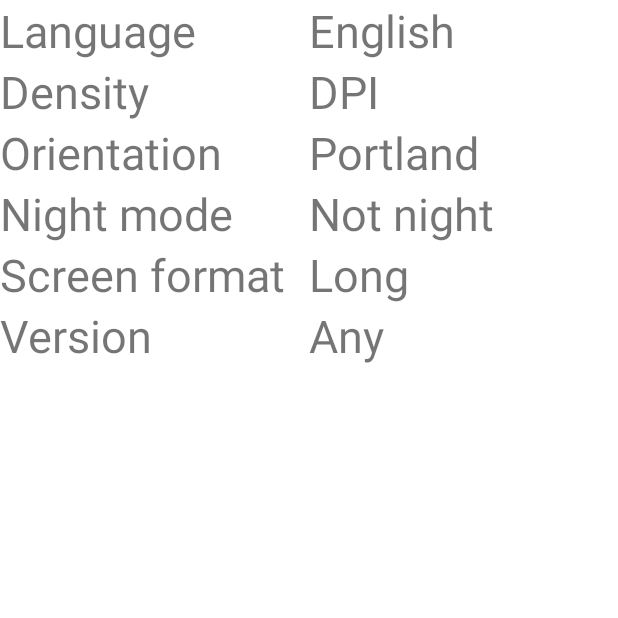
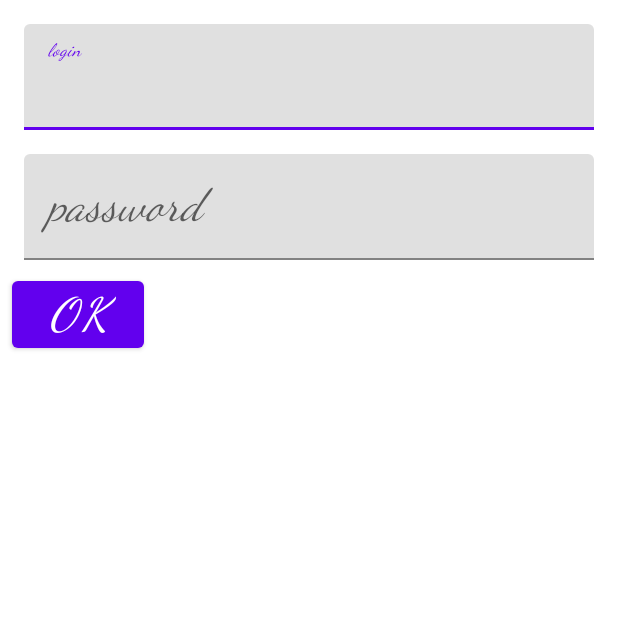
Before and after one commit to shumvlesu/MyFirsApp, an Android app: the screen it shows after launch (Lesson4MainActivity before the commit, Lesson4MainActivity2 after it), on a phone screen of 412 x 824 dp, the top half of it. Run offline under Robolectric (Android 15) with nearby library versions, the phone set to English and light mode, and no system bars.

Commit message:
4 урок 2:29:15

```diff
--- a/app/src/main/AndroidManifest.xml
+++ b/app/src/main/AndroidManifest.xml
@@ -10,7 +10,7 @@
         android:supportsRtl="true"
         android:theme="@style/Theme.MyFirsApp">
         <activity
-            android:name=".Lesson4MainActivity">
+            android:name=".Lesson4MainActivity2">
 <!--            android:configChanges="orientation|screenSize"-->
             <intent-filter>
                 <action android:name="android.intent.action.MAIN" />
--- /dev/null
+++ b/app/src/main/java/com/shumikhin/myfirsapp/Lesson4MainActivity2.java
@@ -0,0 +1,24 @@
+package com.shumikhin.myfirsapp;
+
+import android.graphics.Typeface;
+import android.graphics.drawable.Drawable;
+import android.os.Bundle;
+import android.widget.ImageView;
+import android.widget.TextView;
+
+import androidx.appcompat.app.AppCompatActivity;
+
+import java.io.IOException;
+import java.io.InputStream;
+
+public class Lesson4MainActivity2 extends AppCompatActivity {
+
+    @Override
+    protected void onCreate(Bundle savedInstanceState) {
+        super.onCreate(savedInstanceState);
+        setContentView(R.layout.lesson4_activity_main4);
+
+
+
+    }
+}
--- /dev/null
+++ b/app/src/main/res/layout/lesson4_activity_main4.xml
@@ -0,0 +1,47 @@
+<?xml version="1.0" encoding="utf-8"?>
+<androidx.constraintlayout.widget.ConstraintLayout xmlns:android="http://schemas.android.com/apk/res/android"
+    xmlns:app="http://schemas.android.com/apk/res-auto"
+    xmlns:tools="http://schemas.android.com/tools"
+    android:layout_width="match_parent"
+    android:layout_height="match_parent"
+    android:theme="@style/MyCoolStyle"
+    tools:context=".Lesson4MainActivity">
+
+    <com.google.android.material.textfield.TextInputLayout
+        android:id="@+id/loginName"
+        android:layout_width="match_parent"
+        android:layout_height="wrap_content"
+        app:layout_constraintEnd_toEndOf="parent"
+        app:layout_constraintStart_toStartOf="parent"
+        app:layout_constraintTop_toTopOf="parent">
+
+        <com.google.android.material.textfield.TextInputEditText
+            android:layout_width="match_parent"
+            android:layout_height="wrap_content"
+            android:hint="@string/loginName"
+            android:inputType="textPersonName" />
+    </com.google.android.material.textfield.TextInputLayout>
+
+    <com.google.android.material.textfield.TextInputLayout
+        android:id="@+id/password"
+        android:layout_width="match_parent"
+        android:layout_height="wrap_content"
+        app:layout_constraintEnd_toEndOf="parent"
+        app:layout_constraintStart_toStartOf="parent"
+        app:layout_constraintTop_toBottomOf="@+id/loginName">
+
+        <com.google.android.material.textfield.TextInputEditText
+            android:layout_width="match_parent"
+            android:layout_height="wrap_content"
+            android:hint="@string/password"
+            android:inputType="textPassword" />
+    </com.google.android.material.textfield.TextInputLayout>
+
+    <Button
+        android:id="@+id/button2"
+        android:layout_width="wrap_content"
+        android:layout_height="wrap_content"
+        android:text="@android:string/ok"
+        app:layout_constraintStart_toStartOf="parent"
+        app:layout_constraintTop_toBottomOf="@+id/password" />
+</androidx.constraintlayout.widget.ConstraintLayout>
--- a/app/src/main/res/values/dimens.xml
+++ b/app/src/main/res/values/dimens.xml
@@ -7,4 +7,5 @@
     <dimen name="size_button">80dp</dimen>
     <dimen name="textCounter">20sp</dimen>
     <dimen name="textSize">30sp</dimen>
+    <dimen name="margin">8dp</dimen>
 </resources>
--- a/app/src/main/res/values/strings.xml
+++ b/app/src/main/res/values/strings.xml
@@ -33,4 +33,6 @@
     <string name="descriptionNight_mode">Night mode</string>
     <string name="descriptionScreen_format">Screen format</string>
     <string name="descriptionVersion">Version</string>
+    <string name="loginName" translatable="false">login</string>
+    <string name="password" translatable="false">password</string>
 </resources>
--- /dev/null
+++ b/app/src/main/res/values/styles.xml
@@ -0,0 +1,14 @@
+<?xml version="1.0" encoding="utf-8"?>
+<resources>
+
+    <style name="MyCoolStyle">
+        <item name="android:textSize">@dimen/textSize</item>
+        <item name="android:textColor">@color/design_default_color_primary</item>
+        <item name="android:layout_marginStart">@dimen/margin</item>
+        <item name="android:layout_marginEnd">@dimen/margin</item>
+        <item name="android:layout_marginTop">@dimen/margin</item>
+        <item name="android:fontFamily">cursive</item>
+        <item name="android:textStyle">italic</item>
+    </style>
+
+</resources>
```
Also changed, not shown: app/src/main/java/com/shumikhin/myfirsapp/Lesson4MainActivity.java (+28 -0 lines), app/src/main/res/layout/lesson4_activity_main3.xml (added, +49 -0 lines), app/src/main/assets/catiyaki2.jpg (added), app/src/main/assets/fonts/VlaShu.otf (added), 1 other file.
